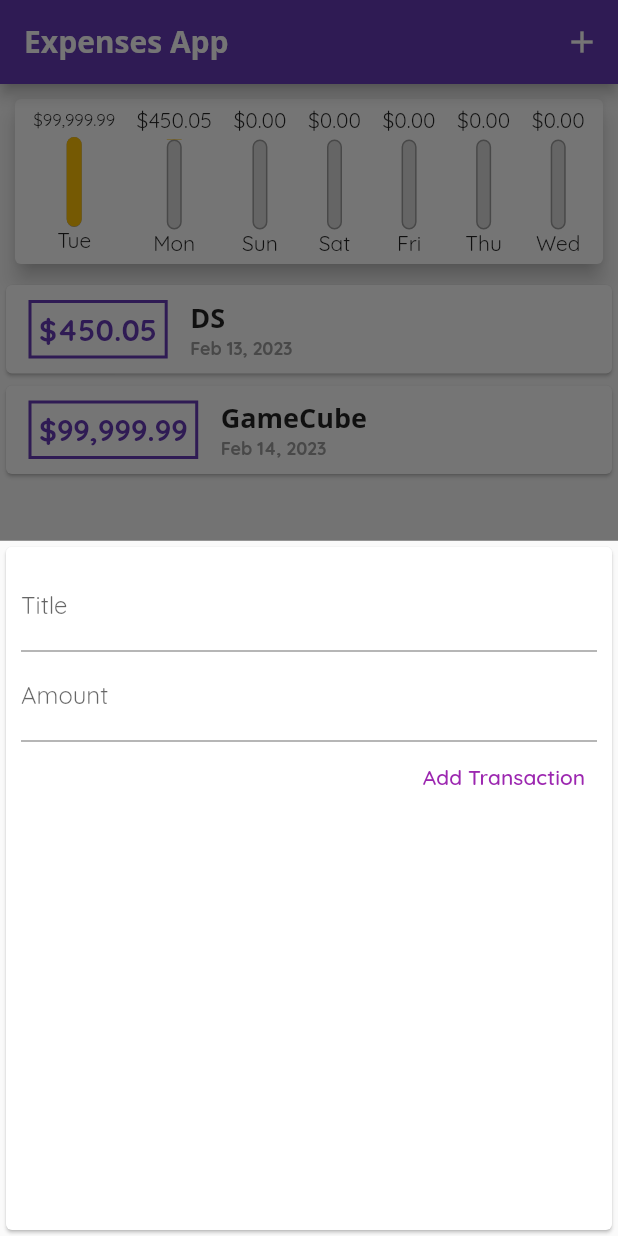
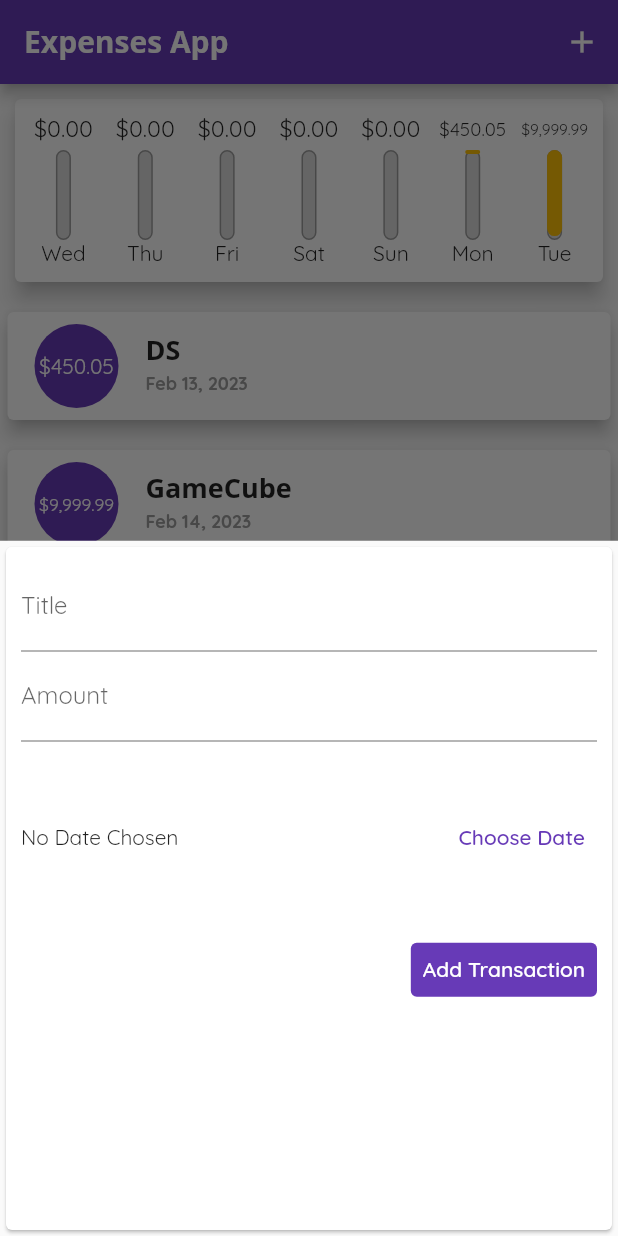
Before and after one commit to Slackoth/flutter-complete-guide, a Flutter app: the screen it shows after launch, after a tap on the "add" icon, on a phone screen of 412 x 824 dp. Run offline on Flutter 3.47's test engine with Material 2 defaults, Android fonts, the phone set to English and light mode, and no system bars; our stand-ins replace logger.

Commit message:
[ADDED] DateTimePicker

```diff
--- a/projects/expenses_app/lib/main.dart
+++ b/projects/expenses_app/lib/main.dart
@@ -22,6 +22,10 @@ class ExpensesApp extends StatelessWidget {
         textTheme: const TextTheme(
           titleLarge: TextStyle(fontFamily: 'OpenSans', fontSize: 18, fontWeight: FontWeight.bold),
         ),
+        // textButtonTheme: const TextButtonThemeData(style: ButtonStyle(
+        //   foregroundColor: MaterialStatePropertyAll(Colors.white),
+        //   backgroundColor: MaterialStatePropertyAll(Colors.deepPurple),
+        // )),
         appBarTheme: const AppBarTheme(
           titleTextStyle: TextStyle(
             fontFamily: 'OpenSans',
@@ -53,7 +57,7 @@ class _HomePageState extends State<HomePage> {
     Transaction(
       id: "t2",
       title: "GameCube",
-      amount: 99999.99,
+      amount: 9999.99,
       date: DateTime.now(),
     )
   ];
@@ -64,12 +68,12 @@ class _HomePageState extends State<HomePage> {
     }).toList();
   }
 
-  void _addNewTransaction(String title, double amount) {
+  void _addNewTransaction(String title, double amount, DateTime date) {
     final newTransaction = Transaction(
       id: DateTime.now().toIso8601String(),
       title: title,
       amount: amount,
-      date: DateTime.now()
+      date: date
     );
 
     // log.i(newTransaction.toString());
--- a/projects/expenses_app/lib/widgets/transaction_chart/transaction_chart.dart
+++ b/projects/expenses_app/lib/widgets/transaction_chart/transaction_chart.dart
@@ -23,7 +23,7 @@ class TransactionChart extends StatelessWidget {
       }
 
       return { 'day': DateFormat.E().format(weekDay), 'amount': totalAmount };
-    });
+    }).reversed.toList();
   }
 
   double get maxSpending {
@@ -41,6 +41,7 @@ class TransactionChart extends StatelessWidget {
         children:
           groupedTransactionValues.map((data) {
             return Flexible(
+              fit: FlexFit.tight,
               child: TransactionChartBar(
                 label: data['day'] as String,
                 spendingAmount: data['amount'] as double,
--- a/projects/expenses_app/lib/widgets/transaction_chart/transaction_chart_bar.dart
+++ b/projects/expenses_app/lib/widgets/transaction_chart/transaction_chart_bar.dart
@@ -10,8 +10,13 @@ class TransactionChartBar extends StatelessWidget {
 
   @override
   Widget build(BuildContext context) {
-    return Column(children: [
-      FittedBox(child: Text(Utils.usdCurrencyFormat.format(spendingAmount))),
+    return Container(
+      margin: const EdgeInsets.all(5),
+      child: Column(children: [
+        SizedBox(
+          height: 20,
+          child: FittedBox(child: Text(Utils.usdCurrencyFormat.format(spendingAmount)))
+        ),
         const SizedBox(height: 4,),
         SizedBox(height: 60, width: 10, child: Stack(children: <Widget>[
           Container(decoration: BoxDecoration(
@@ -28,6 +33,7 @@ class TransactionChartBar extends StatelessWidget {
           ),
         ],)),
         Text(label)
-    ]);
+      ]),
+    );
   }
 }
--- a/projects/expenses_app/lib/widgets/transaction_form.dart
+++ b/projects/expenses_app/lib/widgets/transaction_form.dart
@@ -1,5 +1,6 @@
 import 'package:expenses_app/utils/utils.dart';
 import 'package:flutter/material.dart';
+import 'package:intl/intl.dart';
 import 'package:logger/logger.dart';
 
 class TransactionForm extends StatefulWidget {
@@ -14,30 +15,50 @@ class TransactionForm extends StatefulWidget {
 }
 
 class _TransactionFormState extends State<TransactionForm> {
-  final TextEditingController titleController = TextEditingController();
-
-  final TextEditingController amountController = TextEditingController();
+  DateTime? _selectedDate;
+  final TextEditingController _titleController = TextEditingController();
+  final TextEditingController _amountController = TextEditingController();
 
   void _onSubmittedTextField(String value) {
-    final String title = titleController.text;
-    final double? amount = double.tryParse(amountController.text);
+    final String title = _titleController.text;
+    final double? amount = double.tryParse(_amountController.text);
 
     if(amount == null || title.isEmpty) {
-      TransactionForm.log.i('Amount not a number o title empty');
+      TransactionForm.log.i('Amount not a number or1 title empty');
       return;
     }
     else if(amount == 0) {
       TransactionForm.log.i('Amount equal to 0');
       return;
     }
+    else if(_selectedDate == null) {
+      TransactionForm.log.i('Date not selected');
+      return;
+    }
 
     // Access the properties and methods of the widget class inside the state class
     // This "widget" is a special property class-wise in the state class
-    widget.addNewTransaction(title, amount);
+    widget.addNewTransaction(title, amount, _selectedDate!);
 
     // Closes the top most screen that is displayed (the bottom modal sheet)
     // This "context" is a special property available class-wise in the state class
     Navigator.of(context).pop();
+  }
+
+  void _showDatePicker() {
+    showDatePicker( // Future class (JS Promise like)
+      context: context,
+      initialDate: DateTime.now(),
+      firstDate: DateTime(2019),
+      lastDate: DateTime.now()
+    ).then((pickedDate) {
+      if(pickedDate == null) {
+        return;
+      }
+      setState(() {
+        _selectedDate = pickedDate;
+      });
+    });
   }
 
   @override
@@ -50,18 +71,34 @@ class _TransactionFormState extends State<TransactionForm> {
           children: <Widget>[
             TextField(
               decoration: const InputDecoration(labelText: 'Title'),
-              controller: titleController,
+              controller: _titleController,
               onSubmitted: _onSubmittedTextField,
             ),
             TextField(
               decoration: const InputDecoration(labelText: 'Amount'),
-              controller: amountController,
+              controller: _amountController,
               keyboardType: const TextInputType.numberWithOptions(decimal: true, signed: false),
               onSubmitted: _onSubmittedTextField,
             ),
+            Container(
+              margin: const EdgeInsets.only(top: 40, bottom: 40),
+              child: Row(children: <Widget>[
+                Expanded(
+                  child: Text(
+                    _selectedDate == null ?
+                    'No Date Chosen' :
+                    'Picked date: ${DateFormat('MMM dd, yyyy', 'en_US').format(_selectedDate!)}'
+                  ),
+                ),
+                TextButton(onPressed: _showDatePicker, child: const Text('Choose Date'))
+              ],),
+            ),
             TextButton(
               onPressed: () { _onSubmittedTextField('submitButton'); },
-              style: TextButton.styleFrom(foregroundColor: Colors.purple),
+              style: ButtonStyle(
+                foregroundColor: const MaterialStatePropertyAll(Colors.white),
+                backgroundColor: MaterialStatePropertyAll(Theme.of(context).colorScheme.primary)
+              ),
               child: const Text('Add Transaction')
             )
           ],
--- a/projects/expenses_app/lib/widgets/transaction_list.dart
+++ b/projects/expenses_app/lib/widgets/transaction_list.dart
@@ -22,45 +22,74 @@ class TransactionList extends StatelessWidget {
           itemBuilder: (context, index) {
             // Repeats this widget itemCount times
             return Card(
-              child: Row(
-                children: <Widget>[
-                  Container(
+              elevation: 5,
+              margin: const EdgeInsets.symmetric(vertical: 10, horizontal: 5),
+              child: ListTile(
+                leading: CircleAvatar(
+                  backgroundColor: Theme.of(context).colorScheme.primary,
+                  foregroundColor: Colors.white,
+                  radius: 30,
+                  child: Padding(
                     padding: const EdgeInsets.all(5),
-                    margin: const EdgeInsets.symmetric(vertical: 10, horizontal: 15),
-                    decoration: BoxDecoration(
-                      border: Border.all(color: Theme.of(context).colorScheme.primary, width: 2)
+                    child: FittedBox(child: Text(Utils.usdCurrencyFormat.format(transactions[index].amount))
                   ),
-                    child: Text(
-                      Utils.usdCurrencyFormat.format(transactions[index].amount),
-                      style: TextStyle(
-                        fontWeight: FontWeight.bold,
-                        fontSize: 20,
-                        color: Theme.of(context).colorScheme.primary
-                      ),
-                    ),
-                  ),
-                  Column(
-                    crossAxisAlignment: CrossAxisAlignment.start,
-                    children: [
-                      Text(
+                )),
+                title: Text(
                   transactions[index].title,
                   textAlign: TextAlign.left,
                   style: Theme.of(context).textTheme.titleLarge
                 ),
-                      Text(
+                subtitle: Text(
                   DateFormat('MMM dd, yyyy', 'en_US').format(transactions[index].date),
                   textAlign: TextAlign.left,
                   style: const TextStyle(
                     fontSize: 12,
                     fontWeight: FontWeight.bold,
                     color: Colors.grey
-                        ),
-                      ),
-                    ],
                   )
-                ],
+                )
               ),
             );
+            // return Card(
+            //   child: Row(
+            //     children: <Widget>[
+            //       Container(
+            //         padding: const EdgeInsets.all(5),
+            //         margin: const EdgeInsets.symmetric(vertical: 10, horizontal: 15),
+            //         decoration: BoxDecoration(
+            //           border: Border.all(color: Theme.of(context).colorScheme.primary, width: 2)
+            //         ),
+            //         child: Text(
+            //           Utils.usdCurrencyFormat.format(transactions[index].amount),
+            //           style: TextStyle(
+            //             fontWeight: FontWeight.bold,
+            //             fontSize: 20,
+            //             color: Theme.of(context).colorScheme.primary
+            //           ),
+            //         ),
+            //       ),
+            //       Column(
+            //         crossAxisAlignment: CrossAxisAlignment.start,
+            //         children: [
+                      // Text(
+                      //   transactions[index].title,
+                      //   textAlign: TextAlign.left,
+                      //   style: Theme.of(context).textTheme.titleLarge
+                      // ),
+                      // Text(
+                      //   DateFormat('MMM dd, yyyy', 'en_US').format(transactions[index].date),
+                      //   textAlign: TextAlign.left,
+                      //   style: const TextStyle(
+                      //     fontSize: 12,
+                      //     fontWeight: FontWeight.bold,
+                      //     color: Colors.grey
+                      //   ),
+            //           ),
+            //         ],
+            //       )
+            //     ],
+            //   ),
+            // );
           },
           itemCount: transactions.length,
         ),
```
Lines whose indentation alone changed are shown as unchanged.
